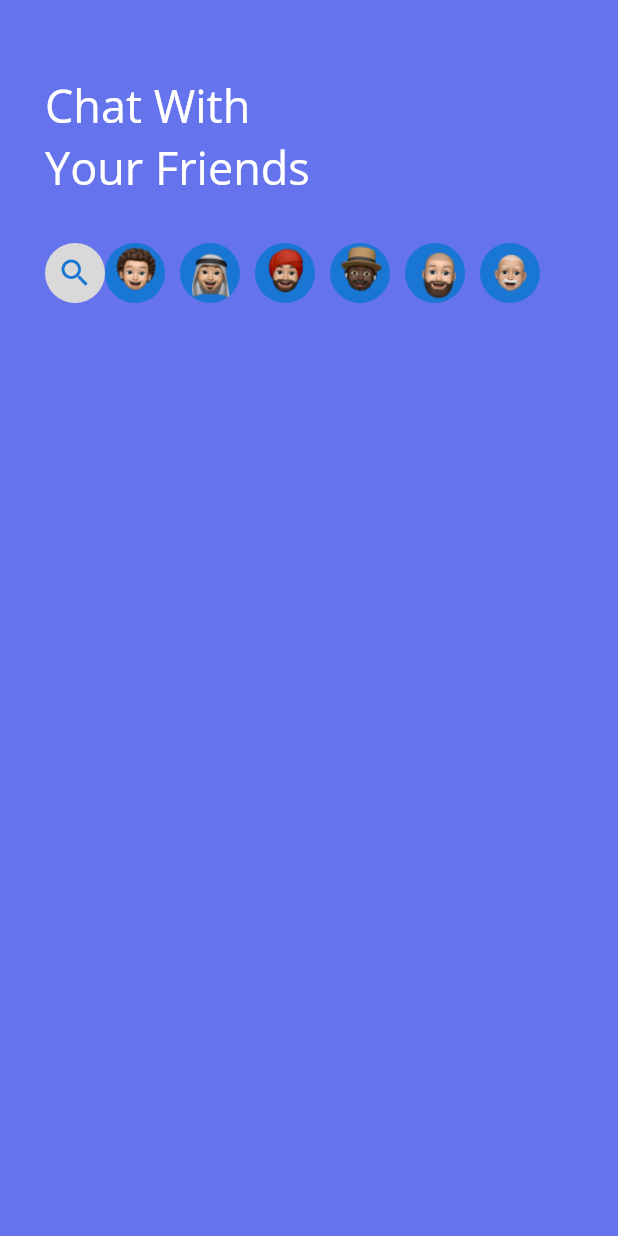
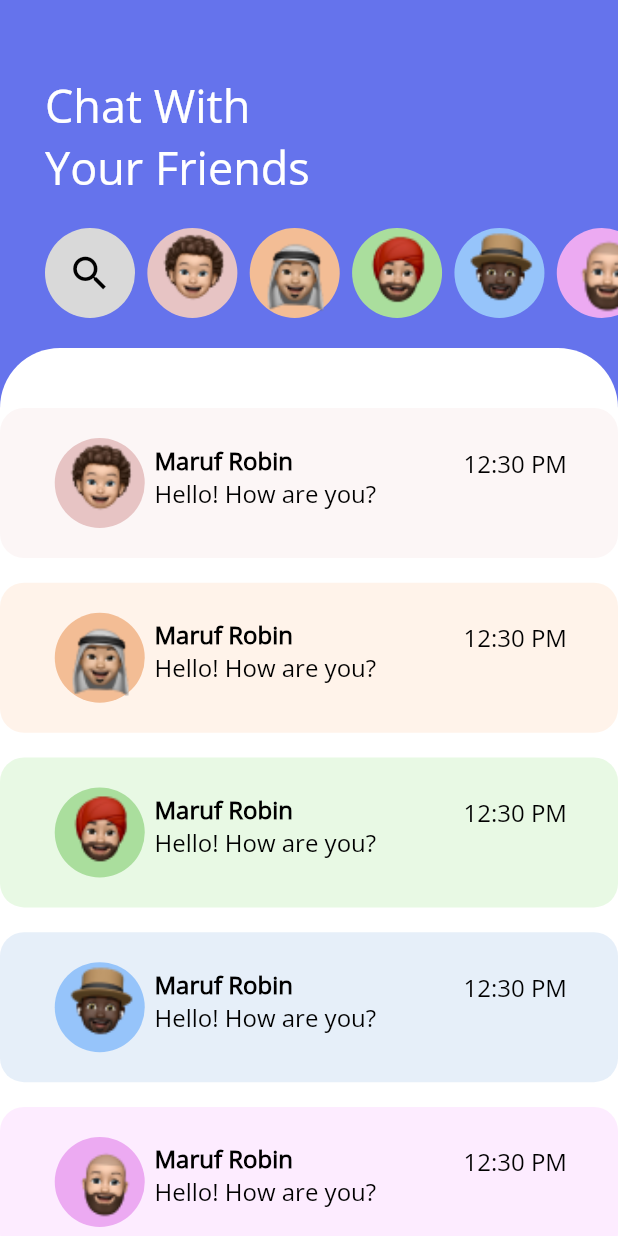
Before and after one commit to marufrobin/chat_app, a Flutter app: the screen it shows after launch, on a phone screen of 412 x 824 dp. Run offline on Flutter 3.47's test engine with Material 2 defaults, Android fonts, the phone set to English and light mode, and no system bars.

Commit message:
Chat App UI Done.

```diff
--- a/lib/home_page.dart
+++ b/lib/home_page.dart
@@ -1,3 +1,4 @@
+import 'package:chat_app/widgets/chat_box.dart';
 import 'package:chat_app/widgets/userFirstRow.dart';
 import 'package:flutter/material.dart';
 import 'package:flutter/src/widgets/framework.dart';
@@ -10,27 +11,38 @@ class HomePage extends StatelessWidget {
     return Scaffold(
       backgroundColor: Color(0xff6573EC),
       body: Padding(
-        padding: EdgeInsets.only(top: 50, left: 30),
+        padding: EdgeInsets.only(top: 50),
         child: Column(
           crossAxisAlignment: CrossAxisAlignment.start,
           children: [
-            Text(
-              "Chat With \nYour Friends",
-              style: TextStyle(
-                  fontSize: 30, fontFamily: "OpenSans", color: Colors.white),
+            Container(
+              padding: EdgeInsets.only(left: 30),
+              child: Text(
+                "Chat With \nYour Friends",
+                style: TextStyle(
+                    fontSize: 30, fontFamily: "OpenSans", color: Colors.white),
+              ),
             ),
             Container(
+              padding: EdgeInsets.only(left: 30),
               height: 100,
               child: Row(
                 children: [
-                  CircleAvatar(
-                    backgroundColor: Color(0xffD9D9D9),
-                    child: Icon(Icons.search),
+                  Container(
+                    height: 60,
+                    width: 60,
+                    decoration: BoxDecoration(
+                        color: Color(0xffD9D9D9), shape: BoxShape.circle),
+                    child: Icon(Icons.search, size: 30, color: Colors.black),
                   ),
-                  UserFirstRow()
+                  SizedBox(
+                    width: MediaQuery.of(context).size.width * 0.02,
+                  ),
+                  UserFirstRow(),
                 ],
               ),
-            )
+            ),
+            ChatBox()
           ],
         ),
       ),
--- /dev/null
+++ b/lib/models/chat_box_data.dart
@@ -0,0 +1,46 @@
+import 'package:chat_app/models/user_data.dart';
+import 'package:flutter/material.dart';
+
+class ChatBoxData {
+  UserData userData;
+  Color bacgroundClr;
+  String lastMassage;
+  String time;
+
+  ChatBoxData(this.userData, this.bacgroundClr, this.lastMassage, this.time);
+
+  static List<ChatBoxData> genarateChatData() {
+    var User;
+    return [
+      ChatBoxData(
+          user[0], Color(0xffFCF6F6), "Hello! How are you?", "12:30 PM"),
+      ChatBoxData(
+          user[1], Color(0xffFFF3EA), "Hello! How are you?", "12:30 PM"),
+      ChatBoxData(
+          user[2], Color(0xffE8F9E4), "Hello! How are you?", "12:30 PM"),
+      ChatBoxData(
+          user[3], Color(0xffE6EFF9), "Hello! How are you?", "12:30 PM"),
+      ChatBoxData(
+          user[4], Color(0xffFDECFF), "Hello! How are you?", "12:30 PM"),
+      ChatBoxData(
+          user[5], Color(0xffFCF6F6), "Hello! How are you?", "12:30 PM"),
+      ChatBoxData(
+          user[6], Color(0xffFDECFF), "Hello! How are you?", "12:30 PM"),
+      ChatBoxData(
+          user[0], Color(0xffFCF6F6), "Hello! How are you?", "12:30 PM"),
+      ChatBoxData(
+          user[1], Color(0xffFFF3EA), "Hello! How are you?", "12:30 PM"),
+      ChatBoxData(
+          user[2], Color(0xffE8F9E4), "Hello! How are you?", "12:30 PM"),
+      ChatBoxData(
+          user[3], Color(0xffE6EFF9), "Hello! How are you?", "12:30 PM"),
+      ChatBoxData(
+          user[4], Color(0xffFDECFF), "Hello! How are you?", "12:30 PM"),
+      ChatBoxData(
+          user[5], Color(0xffFCF6F6), "Hello! How are you?", "12:30 PM"),
+      ChatBoxData(user[6], Color(0xffFDECFF), "Hello! How are you?", "12:30 PM")
+    ];
+  }
+}
+
+var user = UserData.userList();
--- a/lib/models/user_data.dart
+++ b/lib/models/user_data.dart
@@ -1,18 +1,30 @@
+import 'package:flutter/material.dart';
+
 class UserData {
   int id;
   String firstName;
   String lastName;
   String imageName;
-  UserData(this.id, this.firstName, this.lastName, this.imageName);
+  Color BackgroundClr;
+
+  UserData(this.id, this.firstName, this.lastName, this.imageName,
+      this.BackgroundClr);
 
   static List<UserData> userList() {
     return [
-      UserData(1, "Maruf", "Robin", "images/face1.png"),
-      UserData(2, "Maruf", "Robin", "images/face2.png"),
-      UserData(3, "Maruf", "Robin", "images/face3.png"),
-      UserData(4, "Maruf", "Robin", "images/face4.png"),
-      UserData(5, "Maruf", "Robin", "images/face5.png"),
-      UserData(6, "Maruf", "Robin", "images/face6.png")
+      UserData(0, "Maruf", "Robin", "images/face1.png", Color(0xffE7C4C4)),
+      UserData(1, "Maruf", "Robin", "images/face2.png", Color(0xffF3BD95)),
+      UserData(2, "Maruf", "Robin", "images/face3.png", Color(0xffAADE9D)),
+      UserData(3, "Maruf", "Robin", "images/face4.png", Color(0xff96C4FA)),
+      UserData(4, "Maruf", "Robin", "images/face5.png", Color(0xffECAAF2)),
+      UserData(5, "Maruf", "Robin", "images/face5.png", Color(0xff7DD8F4)),
+      UserData(6, "Maruf", "Robin", "images/face5.png", Color(0xff879EDB)),
+      UserData(7, "Maruf", "Robin", "images/face5.png", Color(0xffEC98B1)),
+      UserData(8, "Maruf", "Robin", "images/face5.png", Color(0xffE7C4C4)),
+      UserData(9, "Maruf", "Robin", "images/face5.png", Color(0xffE7C4C4)),
+      UserData(10, "Maruf", "Robin", "images/face5.png", Color(0xffE7C4C4)),
+      UserData(11, "Maruf", "Robin", "images/face5.png", Color(0xffE7C4C4)),
+      UserData(12, "Maruf", "Robin", "images/face6.png", Color(0xffE7C4C4))
     ];
   }
 }
--- /dev/null
+++ b/lib/widgets/chat_box.dart
@@ -0,0 +1,91 @@
+import 'package:chat_app/models/chat_box_data.dart';
+import 'package:flutter/material.dart';
+
+class ChatBox extends StatelessWidget {
+  ChatBox({Key? key}) : super(key: key);
+  final chatBoxData = ChatBoxData.genarateChatData();
+  @override
+  Widget build(BuildContext context) {
+    return Expanded(
+        child: Container(
+      padding: EdgeInsets.only(top: 40),
+      decoration: BoxDecoration(
+          color: Colors.white,
+          borderRadius: BorderRadius.only(
+            topLeft: Radius.circular(40),
+            topRight: Radius.circular(40),
+          )),
+      child: ListView.separated(
+          itemBuilder: ((context, index) {
+            return Container(
+              height: 100,
+              decoration: BoxDecoration(
+                  color: chatBoxData[index].bacgroundClr,
+                  borderRadius: BorderRadius.circular(16)),
+              child: Row(
+                crossAxisAlignment: CrossAxisAlignment.center,
+                children: [
+                  Expanded(
+                    child: Container(
+                        margin: EdgeInsets.only(left: 30, top: 20, bottom: 20),
+                        height: 60,
+                        width: 60,
+                        decoration: BoxDecoration(
+                            color: chatBoxData[index].userData.BackgroundClr,
+                            shape: BoxShape.circle),
+                        child: Image.asset(
+                          chatBoxData[index].userData.imageName,
+                          fit: BoxFit.contain,
+                          alignment: Alignment.center,
+                        )),
+                  ),
+                  Expanded(
+                    flex: 2,
+                    child: Container(
+                      margin: EdgeInsets.only(top: 24, bottom: 20),
+                      child: Column(
+                        mainAxisAlignment: MainAxisAlignment.start,
+                        crossAxisAlignment: CrossAxisAlignment.start,
+                        children: [
+                          Text(
+                            "${chatBoxData[index].userData.firstName} ${chatBoxData[index].userData.lastName}",
+                            style:
+                                buildTextStyle(FontWeight.bold, Colors.black),
+                          ),
+                          Text(
+                            "${chatBoxData[index].lastMassage}",
+                            style:
+                                buildTextStyle(FontWeight.normal, Colors.black),
+                          )
+                        ],
+                      ),
+                    ),
+                  ),
+                  Expanded(
+                      child: Container(
+                    margin: EdgeInsets.only(top: 24, bottom: 50),
+                    child: Text(
+                      "${chatBoxData[index].time}",
+                      style:
+                          buildTextStyle(FontWeight.normal, Color(0xff464141)),
+                    ),
+                  ))
+                ],
+              ),
+            );
+          }),
+          separatorBuilder: ((context, index) => SizedBox(
+                height: MediaQuery.of(context).size.height * 0.02,
+              )),
+          itemCount: chatBoxData.length),
+    ));
+  }
+
+  TextStyle buildTextStyle(FontWeight ftw, Color clr) {
+    return TextStyle(
+        fontSize: 16,
+        fontFamily: "OpenSans",
+        color: Colors.black,
+        fontWeight: ftw);
+  }
+}
--- a/lib/widgets/userFirstRow.dart
+++ b/lib/widgets/userFirstRow.dart
@@ -16,12 +16,20 @@ class _UserFirstRowState extends State<UserFirstRow> {
       child: ListView.separated(
           scrollDirection: Axis.horizontal,
           itemBuilder: (context, index) {
-            return CircleAvatar(
-              child: Image.asset(userData[index].imageName),
-            );
+            return Container(
+                height: 60,
+                width: 60,
+                decoration: BoxDecoration(
+                    color: userData[index].BackgroundClr,
+                    shape: BoxShape.circle),
+                child: Image.asset(
+                  userData[index].imageName,
+                  fit: BoxFit.contain,
+                  alignment: Alignment.center,
+                ));
           },
           separatorBuilder: (context, index) => SizedBox(
-                width: 10,
+                width: MediaQuery.of(context).size.width * 0.02,
               ),
           itemCount: userData.length),
     );
```
